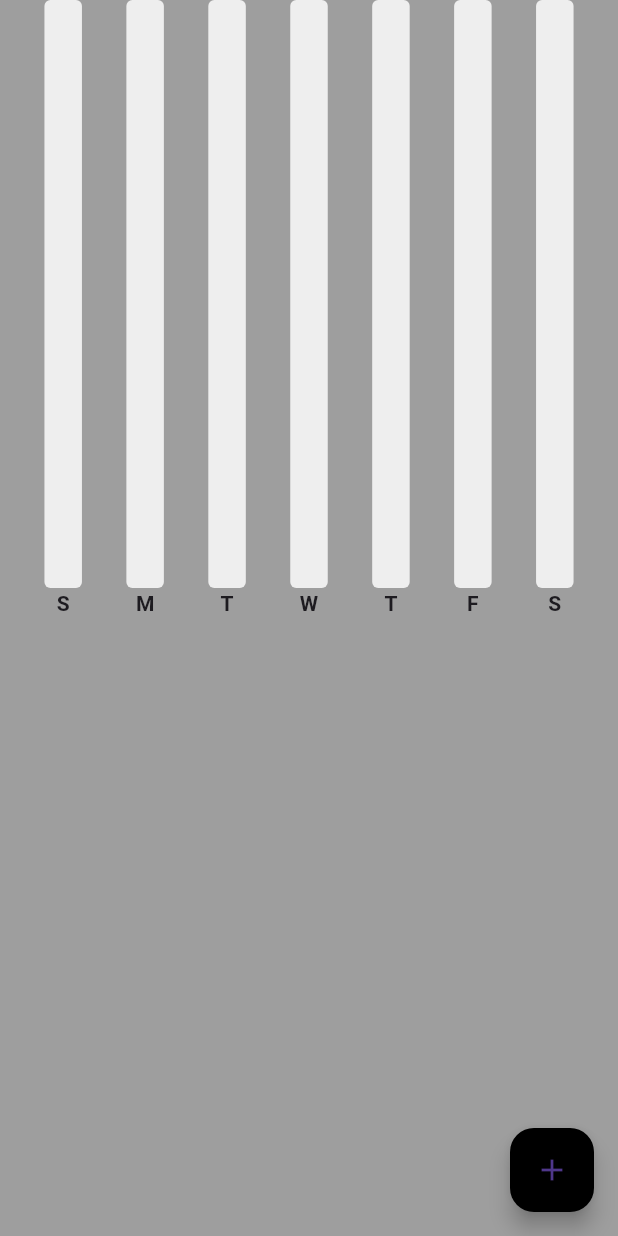
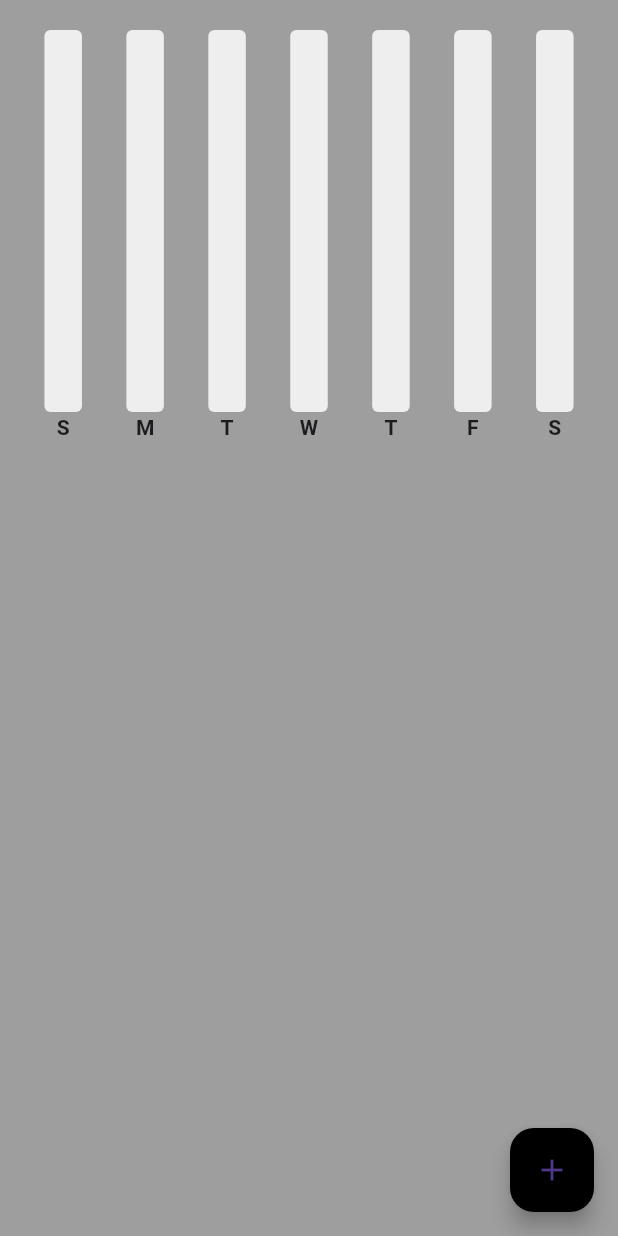
Before and after one commit to EddiesCode/flutter-expense-tracker-app, a Flutter app: the screen it shows after launch, on a phone screen of 412 x 824 dp. Run offline on Flutter 3.47's test engine with Material 2 defaults, Android fonts, the phone set to English and light mode, and no system bars; drawn by our look-alikes of fl_chart; our stand-ins replace hive, hive_flutter; accounts and stored records are empty.

Commit message:
fixed bug where the bargraph would fill too much when too many expenses were added

```diff
--- a/lib/components/expense_summary.dart
+++ b/lib/components/expense_summary.dart
@@ -8,6 +8,38 @@ import "package:provider/provider.dart";
 class ExpenseSummary extends StatelessWidget {
   final DateTime startOfWeek;
   const ExpenseSummary({super.key, required this.startOfWeek});
+
+  // calculate max amount in bar graph
+  double calculateMax(
+      ExpenseData value,
+      String sunday,
+      String monday,
+      String tuesday,
+      String wednesday,
+      String thursday,
+      String friday,
+      String saturday) {
+    double? max = 100;
+
+    List<double> values = [
+      value.calculateDailyExpenseSummary()[sunday] ?? 0,
+      value.calculateDailyExpenseSummary()[monday] ?? 0,
+      value.calculateDailyExpenseSummary()[tuesday] ?? 0,
+      value.calculateDailyExpenseSummary()[wednesday] ?? 0,
+      value.calculateDailyExpenseSummary()[thursday] ?? 0,
+      value.calculateDailyExpenseSummary()[friday] ?? 0,
+      value.calculateDailyExpenseSummary()[saturday] ?? 0
+    ];
+
+    // sort from smallest to largest
+    values.sort();
+
+    // get largest amound (which is at the end of the sorted list)
+    // and increase the cap slightly so the graph looks almost full
+    max = values.last * 1.1;
+
+    return max == 0 ? 100 : max;
+  }
 
   @override
   Widget build(BuildContext context) {
@@ -30,9 +62,10 @@ class ExpenseSummary extends StatelessWidget {
 
     return Consumer<ExpenseData>(
       builder: (context, value, child) => SizedBox(
-        height: MediaQuery.of(context).size.height / 2,
+        height: MediaQuery.of(context).size.height / 3,
         child: MyBarGraph(
-          maxY: 100,
+          maxY: calculateMax(value, sunday, monday, tuesday, wednesday,
+              thursday, friday, saturday),
           sunAmount: value.calculateDailyExpenseSummary()[sunday] ?? 0,
           monAmount: value.calculateDailyExpenseSummary()[monday] ?? 0,
           tueAmount: value.calculateDailyExpenseSummary()[tuesday] ?? 0,
--- a/lib/pages/home_page.dart
+++ b/lib/pages/home_page.dart
@@ -116,17 +116,19 @@ class _HomePageState extends State<HomePage> {
               child: const Icon(Icons.add),
             ),
             body: SizedBox(
-              height: double.infinity,
               child: Container(
                 color: Colors.grey,
-                child: ListView(
+                child: Column(
                   children: [
+                    const SizedBox(
+                      height: 20,
+                    ),
                     // weekly summary
                     ExpenseSummary(startOfWeek: value.startOfWeekDate()),
 
                     //expense list
-                    ListView.builder(
-                        physics: const NeverScrollableScrollPhysics(),
+                    Expanded(
+                      child: ListView.builder(
                           shrinkWrap: true,
                           itemCount: value.getAllExpenseList().length,
                           itemBuilder: (context, index) => ExpenseTile(
@@ -134,6 +136,7 @@ class _HomePageState extends State<HomePage> {
                               amount: value.getAllExpenseList()[index].amount,
                               dateTime:
                                   value.getAllExpenseList()[index].dateTime)),
+                    ),
                   ],
                 ),
               ),
```
Lines whose indentation alone changed are shown as unchanged.
